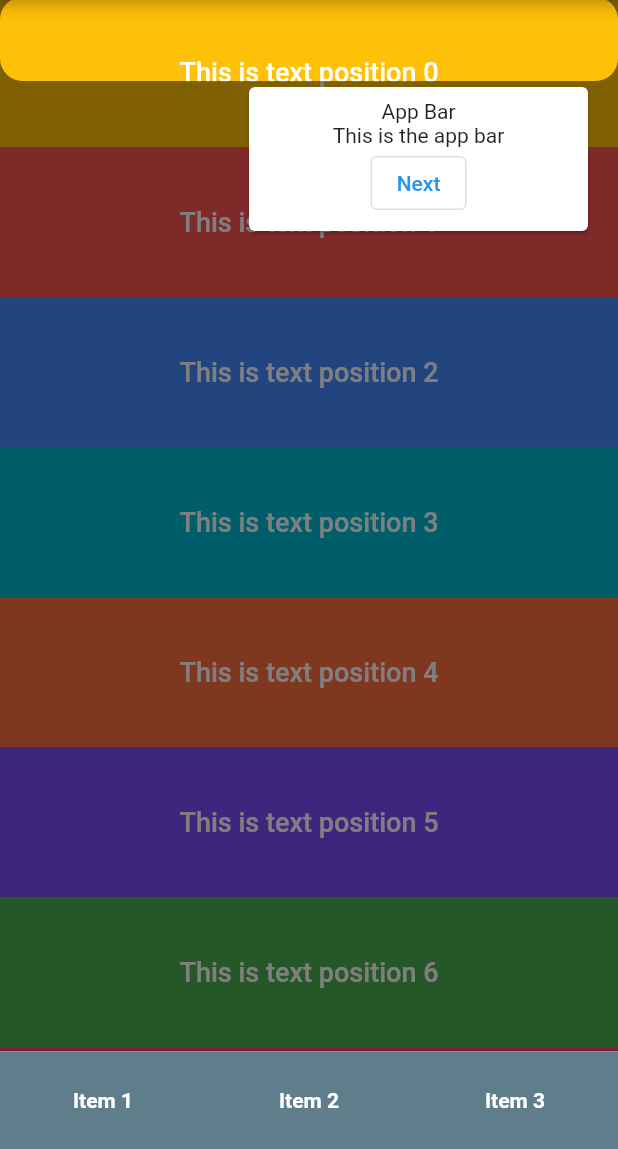
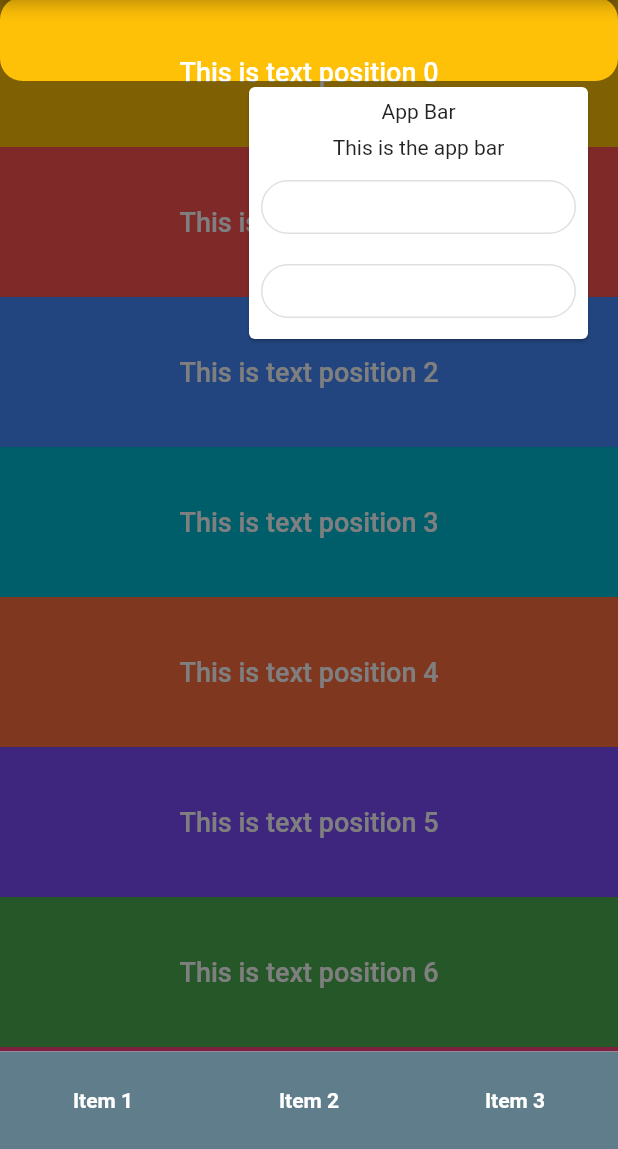
Before and after one commit to the-ginger-geek/flutter_tour, a Flutter app: the screen it shows after launch, on a phone screen of 412 x 824 dp, the part 87-1236 px from its top. Run offline on Flutter 3.47's test engine with Material 2 defaults, Android fonts, the phone set to English and light mode, and no system bars.

Commit message:
Added tour popup card parameters

```diff
--- a/lib/flutter_tour.dart
+++ b/lib/flutter_tour.dart
@@ -10,6 +10,18 @@ class FlutterTour extends StatefulWidget {
   final ScrollController? controller;
   final Widget? child;
   final bool? showTour;
+  final bool showBackButton;
+  final TextStyle? cardTitleStyle;
+  final TextStyle? cardDescriptionStyle;
+  final Color? cardBackgroundColor;
+  final Text? cardButtonOneText;
+  final Text? cardOptionalButtonText;
+  final Text? cardButtonTwoText;
+  final Color? cardButtonOneColor;
+  final Color? cardButtonTwoColor;
+  final Color? cardOptionalButtonColor;
+  final Color? cardButtonTwoBorderColor;
+  final void Function()? buttonTwoOnPressed;
 
   const FlutterTour({
     Key? key,
@@ -17,6 +29,18 @@ class FlutterTour extends StatefulWidget {
     this.controller,
     this.child,
     this.showTour = false,
+    this.showBackButton = false,
+    this.cardTitleStyle,
+    this.cardDescriptionStyle,
+    this.cardBackgroundColor,
+    this.cardButtonOneText,
+    this.cardOptionalButtonText,
+    this.cardButtonTwoText,
+    this.cardButtonOneColor,
+    this.cardButtonTwoColor,
+    this.buttonTwoOnPressed,
+    this.cardButtonTwoBorderColor,
+    this.cardOptionalButtonColor,
   }) : super(key: key);
 
   @override
@@ -27,11 +51,13 @@ class _FlutterTourState extends State<FlutterTour> {
   final double cardWidth = 250;
   bool initialized = false;
   int activePosition = 0;
+  late bool? tourVisible;
   CardPosition cardPosition = CardPosition();
 
   @override
   void initState() {
     super.initState();
+    tourVisible = widget.showTour;
     WidgetsBinding.instance.addPostFrameCallback((timeStamp) {
       Future.delayed(const Duration(milliseconds: 500), () {
         initialized = true;
@@ -48,7 +74,9 @@ class _FlutterTourState extends State<FlutterTour> {
         if (_tourVisible())
           CustomPaint(
             painter: Painter(widgetPosition: _getWidgetPosition()),
-            size: MediaQuery.of(context).size,
+            size: MediaQuery
+                .of(context)
+                .size,
           ),
         if (_tourVisible())
           Positioned(
@@ -59,13 +87,59 @@ class _FlutterTourState extends State<FlutterTour> {
             child: SizedBox(
               width: cardWidth,
               child: Card(
+                color: widget.cardBackgroundColor,
                 child: Padding(
                   padding: const EdgeInsets.all(8.0),
                   child: Column(
                     children: [
-                      Text(widget.tourTargets[activePosition].title),
-                      Text(widget.tourTargets[activePosition].description),
-                      OutlinedButton(onPressed: () => _showNextWidget(), child: const Text('Next'))
+                      Text(widget.tourTargets[activePosition].title,
+                          style: widget.cardTitleStyle, textAlign: TextAlign.center),
+                      const SizedBox(height: 8.0),
+                      Text(widget.tourTargets[activePosition].description,
+                          style: widget.cardDescriptionStyle, textAlign: TextAlign.center),
+                      const SizedBox(height: 8.0),
+                      Row(
+                        children: [
+                          Expanded(
+                            child: OutlinedButton(
+                                onPressed: () => _showNextWidget(),
+                                style: _buttonStyle(buttonColor: widget.cardButtonOneColor),
+                                child: widget.cardButtonOneText ?? const Text('')),
+                          ),
+                        ],
+                      ),
+                      const SizedBox(height: 8.0),
+                      if (widget.showBackButton)
+                        Row(
+                          children: [
+                            Expanded(
+                              child: OutlinedButton(
+                                  onPressed: () => _showPreviousWidget(),
+                                  style: _buttonStyle(buttonColor: widget.cardOptionalButtonColor),
+                                  child: widget.cardOptionalButtonText ?? const Text('')),
+                            ),
+                          ],
+                        ),
+                      if (widget.showBackButton)
+                        const SizedBox(
+                          height: 8.0,
+                        ),
+                      Row(
+                        children: [
+                          Expanded(
+                            child: OutlinedButton(
+                                onPressed: () {
+                                  setState(() {
+                                    tourVisible = false;
+                                  });
+                                },
+                                style: _buttonStyle(
+                                    buttonColor: widget.cardButtonTwoColor,
+                                    buttonBorderColor: widget.cardButtonTwoBorderColor),
+                                child: widget.cardButtonTwoText ?? const Text('')),
+                          ),
+                        ],
+                      ),
                     ],
                   ),
                 ),
@@ -76,11 +150,27 @@ class _FlutterTourState extends State<FlutterTour> {
     );
   }
 
-  bool _tourVisible() => widget.showTour == true && initialized;
+  bool _tourVisible() => tourVisible == true && initialized;
 
   void _showNextWidget({bool refreshState = true}) {
     if (activePosition < widget.tourTargets.length - 1) {
       activePosition++;
+    } else {
+      activePosition = 0;
+    }
+
+    final widgetBuildContext = widget.tourTargets[activePosition].key.currentContext;
+    if (widgetBuildContext != null) {
+      Scrollable.ensureVisible(widgetBuildContext);
+    }
+    if (refreshState) {
+      setState(() {});
+    }
+  }
+
+  void _showPreviousWidget({bool refreshState = true}) {
+    if (activePosition < widget.tourTargets.length - 1 && activePosition > 0) {
+      activePosition--;
     } else {
       activePosition = 0;
     }
@@ -136,4 +226,16 @@ class _FlutterTourState extends State<FlutterTour> {
       );
     }
   }
+
+  ButtonStyle _buttonStyle({Color? buttonColor, Color? buttonBorderColor}) {
+    return ButtonStyle(
+      backgroundColor: MaterialStateProperty.all(buttonColor),
+      shape: MaterialStateProperty.all<RoundedRectangleBorder>(
+        RoundedRectangleBorder(
+          borderRadius: BorderRadius.circular(18.0),
+          side: BorderSide(color: buttonBorderColor ?? Colors.transparent, width: 5.0),
+        ),
+      ),
+    );
+  }
 }
```
